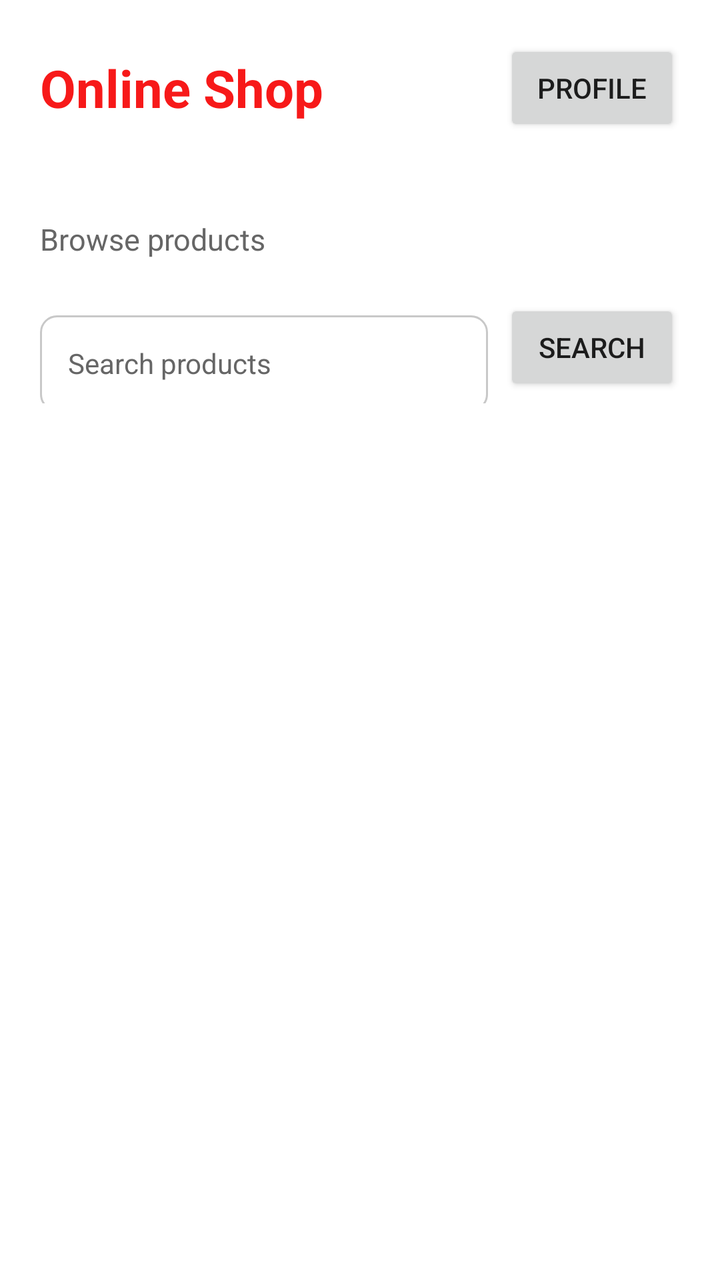
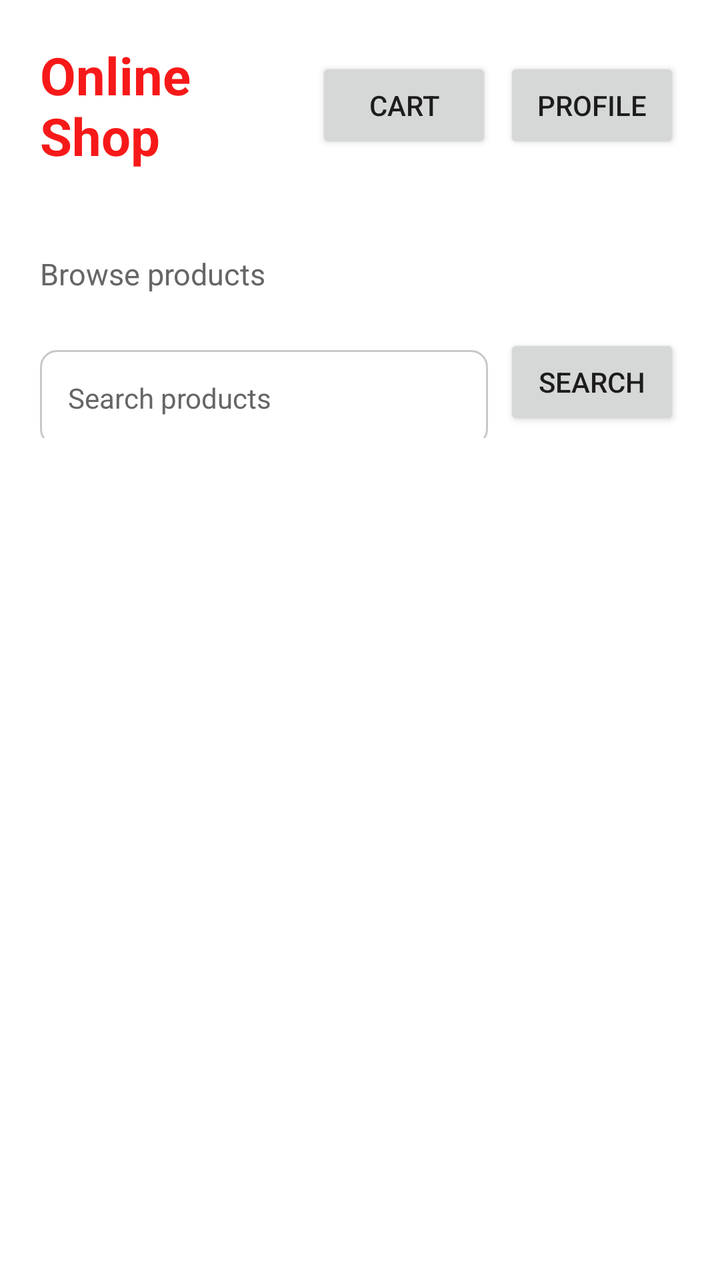

Screens rendered from an Android XML layout before and after an edit, with the pre-edit source and the edit as a unified diff.
<!-- AndroidManifest.xml: application theme Theme.OnlineShopAuth -->
<!-- res/layout/activity_user_dashboard.xml -->
<?xml version="1.0" encoding="utf-8"?>
<LinearLayout xmlns:android="http://schemas.android.com/apk/res/android"
    android:layout_width="match_parent"
    android:layout_height="match_parent"
    android:background="@color/white"
    android:orientation="vertical"
    android:padding="20dp">

    <LinearLayout
        android:layout_width="match_parent"
        android:layout_height="wrap_content"
        android:gravity="center_vertical"
        android:orientation="horizontal">

        <TextView
            android:layout_width="0dp"
            android:layout_height="wrap_content"
            android:layout_weight="1"
            android:text="Online Shop"
            android:textColor="@color/brand_red"
            android:textSize="26sp"
            android:textStyle="bold" />

        <Button
            android:id="@+id/profileButton"
            android:layout_width="wrap_content"
            android:layout_height="48dp"
            android:text="Profile" />
    </LinearLayout>

    <TextView
        android:id="@+id/greetingText"
        android:layout_width="match_parent"
        android:layout_height="wrap_content"
        android:layout_marginTop="12dp"
        android:textColor="@color/text_dark"
        android:textSize="18sp" />

    <TextView
        android:layout_width="match_parent"
        android:layout_height="wrap_content"
        android:layout_marginTop="5dp"
        android:text="Browse products"
        android:textColor="@color/text_muted"
        android:textSize="15sp" />

    <LinearLayout
        android:layout_width="match_parent"
        android:layout_height="wrap_content"
        android:layout_marginTop="16dp"
        android:gravity="center_vertical"
        android:orientation="horizontal">

        <EditText
            android:id="@+id/searchInput"
            style="@style/InputField"
            android:layout_width="0dp"
            android:layout_weight="1"
            android:hint="Search products"
            android:imeOptions="actionSearch"
            android:inputType="text"
            android:singleLine="true" />

        <Button
            android:id="@+id/searchButton"
            android:layout_width="wrap_content"
            android:layout_height="48dp"
            android:layout_marginStart="8dp"
            android:text="Search" />
    </LinearLayout>

    <ProgressBar
        android:id="@+id/loadingBar"
        android:layout_width="wrap_content"
        android:layout_height="wrap_content"
        android:layout_gravity="center"
        android:layout_marginTop="24dp"
        android:visibility="gone" />

    <TextView
        android:id="@+id/statusText"
        android:layout_width="match_parent"
        android:layout_height="wrap_content"
        android:layout_marginTop="16dp"
        android:gravity="center"
        android:textColor="@color/text_muted"
        android:textSize="15sp"
        android:visibility="gone" />

    <Button
        android:id="@+id/retryButton"
        android:layout_width="wrap_content"
        android:layout_height="wrap_content"
        android:layout_gravity="center"
        android:text="Retry"
        android:visibility="gone" />

    <androidx.recyclerview.widget.RecyclerView
        android:id="@+id/productList"
        android:layout_width="match_parent"
        android:layout_height="0dp"
        android:layout_marginTop="14dp"
        android:layout_weight="1"
        android:clipToPadding="false"
        android:paddingBottom="12dp" />

    <ProgressBar
        android:id="@+id/loadMoreBar"
        style="?android:attr/progressBarStyleHorizontal"
        android:layout_width="match_parent"
        android:layout_height="4dp"
        android:visibility="gone" />
</LinearLayout>
<!-- resources referenced by this layout -->
<resources>
  <color name="brand_red">#F71919</color>
  <color name="text_dark">#242424</color>
  <color name="text_muted">#666666</color>
  <color name="white">#FFFFFF</color>
  <style name="InputField">
          <item name="android:layout_width">match_parent</item>
          <item name="android:layout_height">48dp</item>
          <item name="android:layout_marginTop">8dp</item>
          <item name="android:paddingStart">14dp</item>
          <item name="android:paddingEnd">14dp</item>
          <item name="android:background">@drawable/bg_input</item>
          <item name="android:textColor">@color/text_dark</item>
          <item name="android:textColorHint">@color/text_muted</item>
          <item name="android:textSize">14sp</item>
      </style>
  <style name="Theme.OnlineShopAuth" parent="Theme.AppCompat.Light.NoActionBar">
          <item name="colorPrimary">@color/brand_red</item>
          <item name="colorPrimaryDark">@color/brand_red_dark</item>
          <item name="colorAccent">@color/brand_red</item>
          <item name="android:statusBarColor">@color/brand_red_dark</item>
          <item name="android:windowLightStatusBar">false</item>
      </style>
  <!-- drawable bg_input (drawable) -->
  <?xml version="1.0" encoding="utf-8"?>
  <shape xmlns:android="http://schemas.android.com/apk/res/android">
      <solid android:color="@color/white" />
      <stroke android:width="1dp" android:color="#C8C8C8" />
      <corners android:radius="8dp" />
  </shape>
  <color name="brand_red_dark">#C90D0D</color>
</resources>

<!-- the commit's change to res/layout/activity_user_dashboard.xml (unified diff, before → after) -->
@@ -22,9 +22,16 @@
             android:textStyle="bold" />
 
         <Button
+            android:id="@+id/cartButton"
+            android:layout_width="wrap_content"
+            android:layout_height="48dp"
+            android:text="Cart" />
+
+        <Button
             android:id="@+id/profileButton"
             android:layout_width="wrap_content"
             android:layout_height="48dp"
+            android:layout_marginStart="6dp"
             android:text="Profile" />
     </LinearLayout>
 
